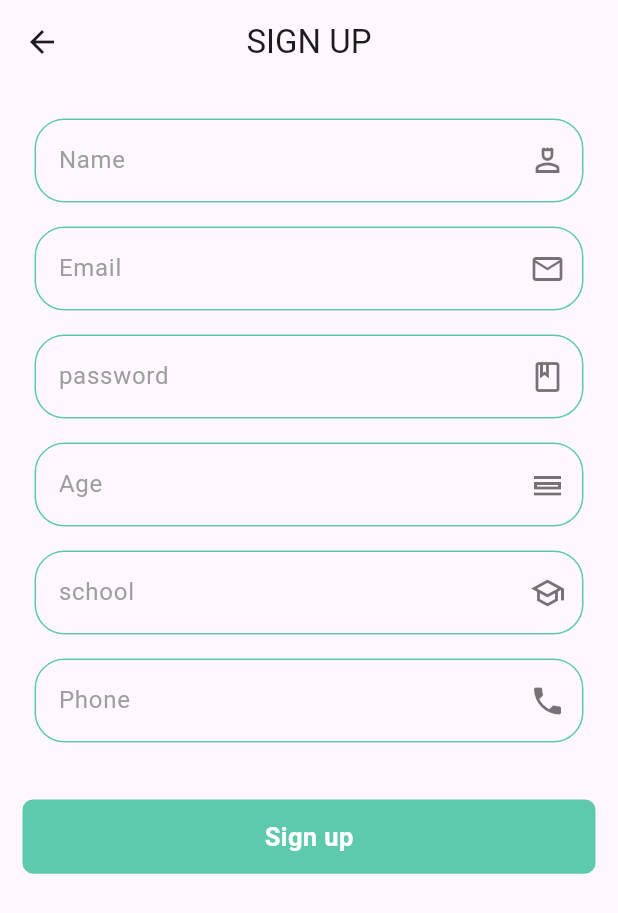
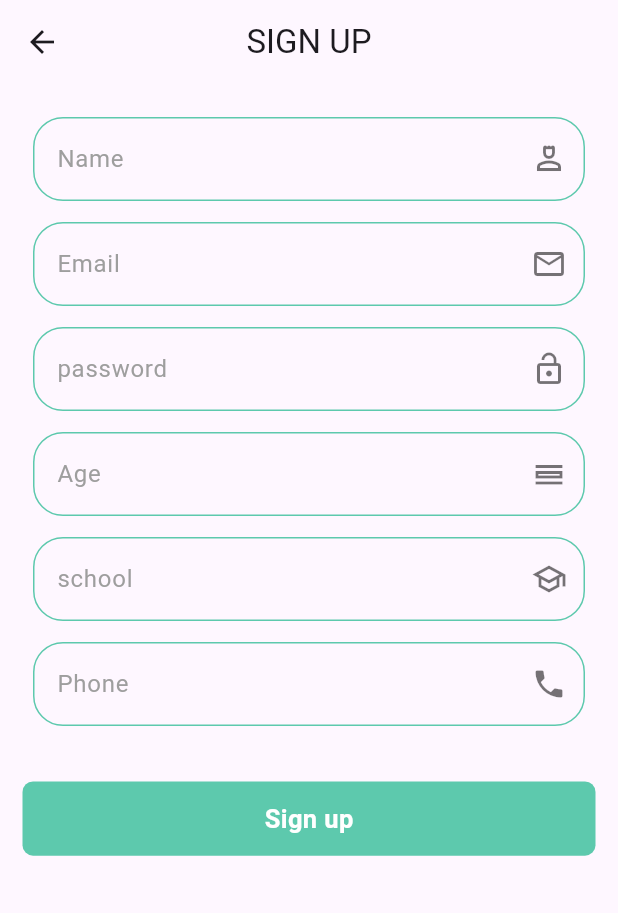
Before and after one commit to muhammed-shadil/firebase_student_login, a Flutter app: the screen it shows after launch, after a tap on "Sign up", on a phone screen of 412 x 824 dp. Shown: the top 913 px of the screen. Run offline on Flutter 3.47's test engine with Material 3 defaults, Android fonts, the light colour scheme and no system bars; our stand-ins replace another_flutter_splash_screen, bloc, cloud_firestore, firebase_auth, firebase_core, firebase_messaging and 9 more; missing offline and left inert: app_settings; accounts and stored records are empty; network calls fail.

Commit message:
final commit

```diff
--- a/lib/view/screens/deletedialoge.dart
+++ b/lib/view/screens/deletedialoge.dart
@@ -25,6 +25,7 @@ class Deletescreen extends StatelessWidget {
   final paswd =
       RegExp(r'^(?=.*?[A-Z])(?=.*?[a-z])(?=.*?[0-9])(?=.*?[!@#\$&*~]).{8,}$');
 
+  final formKey = GlobalKey<FormState>();
   @override
   Widget build(BuildContext context) {
     final authbloc = BlocProvider.of<AuthBlocBloc>(context);
@@ -43,6 +44,8 @@ class Deletescreen extends StatelessWidget {
             });
           }
           return Container(
+            child: Form(
+              key: formKey,
               child: Column(
                 children: [
                   Padding(
@@ -92,14 +95,17 @@ class Deletescreen extends StatelessWidget {
                       ),
                       ElevatedButton(
                           onPressed: () {
+                            if (formKey.currentState!.validate()) {
                               authbloc.add(DeletedEvent(
                                   email: _emailcontroller.text,
                                   password: _passwordcontroller.text));
+                            }
                           },
                           child: const Text("Delete")),
                     ],
                   )
                 ],
+              ),
             ),
           );
         },
--- a/lib/view/screens/loginscreen.dart
+++ b/lib/view/screens/loginscreen.dart
@@ -32,7 +32,6 @@ class Loginscreen extends StatelessWidget {
   final formKey = GlobalKey<FormState>();
   @override
   Widget build(BuildContext context) {
-
     return BlocBuilder<AuthBlocBloc, AuthBlocState>(
       builder: (context, state) {
         final AuthBlocBlo = BlocProvider.of<AuthBlocBloc>(context);
@@ -58,7 +57,9 @@ class Loginscreen extends StatelessWidget {
             ),
           ),
           body: SingleChildScrollView(
-            child: Form(key: formKey,autovalidateMode: AutovalidateMode.onUserInteraction,
+            child: Form(
+              key: formKey,
+              autovalidateMode: AutovalidateMode.onUserInteraction,
               child: Column(
                 children: [
                   SvgPicture.asset("assets/splsh.svg"),
@@ -67,13 +68,14 @@ class Loginscreen extends StatelessWidget {
                     style: TextStyle(fontSize: 26),
                   ),
                   const SizedBox(
-                    height: 15,
+                    height: 13,
                   ),
                   Container(
-                    padding: const EdgeInsets.all(30),
+                    padding: const EdgeInsets.symmetric(horizontal: 30,vertical: 20),
                     child: Column(
                       children: [
-                        Textfield1( validator: (value) {
+                        Textfield1(
+                          validator: (value) {
                             if (value == null || value.isEmpty) {
                               return "please enter a email";
                             } else if (!regemail.hasMatch(value)) {
@@ -87,9 +89,10 @@ class Loginscreen extends StatelessWidget {
                           hint: "Email",
                         ),
                         const SizedBox(
-                          height: 20,
+                          height: 17,
                         ),
-                        Textfield1( validator: (value) {
+                        Textfield1(
+                          validator: (value) {
                             if (value == null || value.isEmpty) {
                               return "please enter a password";
                             } else if (!paswd.hasMatch(value)) {
@@ -105,12 +108,14 @@ class Loginscreen extends StatelessWidget {
                         button1(
                             btntext: "Login",
                             onpressed: () {
+                              if (formKey.currentState!.validate()) {
                                 AuthBlocBlo.add(LoginEvent(
                                     email: _emailcontroller.text,
                                     password: _passwordcontroller.text));
+                              }
                             }),
                         const SizedBox(
-                          height: 10,
+                          height: 5,
                         ),
                         Row(
                           mainAxisAlignment: MainAxisAlignment.center,
@@ -134,33 +139,33 @@ class Loginscreen extends StatelessWidget {
                         const SizedBox(
                           height: 7,
                         ),
-                        Row(
-                          mainAxisAlignment: MainAxisAlignment.center,
-                          children: [
-                            SizedBox(
-                              width: MediaQuery.of(context).size.width * .37,
-                              child: const Divider(
-                                color: Colors.black,
-                              ),
-                            ),
-                            const Text(
-                              " OR ",
-                              style: TextStyle(color: Colors.black),
-                            ),
-                            SizedBox(
-                              width: MediaQuery.of(context).size.width * .37,
-                              child: const Divider(
-                                color: Colors.black,
-                              ),
-                            )
-                          ],
-                        ),
-                        GestureDetector(
-                            onTap: () {},
-                            child: Image.asset(
-                              "assets/4299203.webp",
-                              scale: 6,
-                            ))
+                        // Row(
+                        //   mainAxisAlignment: MainAxisAlignment.center,
+                        //   children: [
+                        //     SizedBox(
+                        //       width: MediaQuery.of(context).size.width * .37,
+                        //       child: const Divider(
+                        //         color: Colors.black,
+                        //       ),
+                        //     ),
+                        //     const Text(
+                        //       " OR ",
+                        //       style: TextStyle(color: Colors.black),
+                        //     ),
+                        //     SizedBox(
+                        //       width: MediaQuery.of(context).size.width * .37,
+                        //       child: const Divider(
+                        //         color: Colors.black,
+                        //       ),
+                        //     )
+                        //   ],
+                        // ),
+                        // GestureDetector(
+                        //     onTap: () {},
+                        //     child: Image.asset(
+                        //       "assets/4299203.webp",
+                        //       scale: 6,
+                        //     ))
                       ],
                     ),
                   )
@@ -169,7 +174,6 @@ class Loginscreen extends StatelessWidget {
             ),
           ),
         );
-
       },
     );
   }
--- a/lib/view/screens/signupscreen.dart
+++ b/lib/view/screens/signupscreen.dart
@@ -70,10 +70,12 @@ class Signupscreen extends StatelessWidget {
             child: Stack(children: [
               Container(
                 padding: const EdgeInsets.all(15),
+                child: Form(
+                  key: formKey,
                   child: Column(
                     children: [
                       Padding(
-                      padding: const EdgeInsets.all(8.0),
+                        padding: const EdgeInsets.all(7.0),
                         child: Textfield1(
                           validator: (value) {
                             if (value == null || value.isEmpty) {
@@ -90,7 +92,7 @@ class Signupscreen extends StatelessWidget {
                         ),
                       ),
                       Padding(
-                      padding: const EdgeInsets.all(8.0),
+                        padding: const EdgeInsets.all(7.0),
                         child: Textfield1(
                           validator: (value) {
                             if (value == null || value.isEmpty) {
@@ -107,7 +109,7 @@ class Signupscreen extends StatelessWidget {
                         ),
                       ),
                       Padding(
-                      padding: const EdgeInsets.all(8.0),
+                        padding: const EdgeInsets.all(7.0),
                         child: Textfield1(
                           validator: (value) {
                             if (value == null || value.isEmpty) {
@@ -120,11 +122,11 @@ class Signupscreen extends StatelessWidget {
                           },
                           controller: _passwordcontroller,
                           hint: "password",
-                        icon1: const Icon(Icons.class_outlined),
+                          icon1: const Icon(Icons.lock_open),
                         ),
                       ),
                       Padding(
-                      padding: const EdgeInsets.all(8.0),
+                        padding: const EdgeInsets.all(7.0),
                         child: Textfield1(
                           validator: (value) {
                             if (value == null || value.isEmpty) {
@@ -143,7 +145,7 @@ class Signupscreen extends StatelessWidget {
                         ),
                       ),
                       Padding(
-                      padding: const EdgeInsets.all(8.0),
+                        padding: const EdgeInsets.all(7.0),
                         child: Textfield1(
                           validator: (value) {
                             if (value == null || value.isEmpty) {
@@ -160,7 +162,7 @@ class Signupscreen extends StatelessWidget {
                         ),
                       ),
                       Padding(
-                      padding: const EdgeInsets.all(8.0),
+                        padding: const EdgeInsets.all(7.0),
                         child: Textfield1(
                           validator: (value) {
                             if (value == null || value.isEmpty) {
@@ -180,6 +182,7 @@ class Signupscreen extends StatelessWidget {
                       button1(
                         btntext: "Sign up",
                         onpressed: () {
+                          if (formKey.currentState!.validate()) {
                             StudentModel student = StudentModel(
                                 username: _namecontroller.text,
                                 password: _passwordcontroller.text,
@@ -189,9 +192,11 @@ class Signupscreen extends StatelessWidget {
                                 school: _schoolcontroller.text);
                             AuthBlocBlo.add(SignupEvent(user: student));
                             // loadingsheet(context);
+                          }
                         },
                       )
                     ],
+                  ),
                 ),
               ),
             ]),
```
Also changed, not shown: lib/view/screens/editscreen.dart (+9 -14 lines), lib/view/screens/home_screen.dart (+6 -3 lines). Lines whose indentation alone changed are shown as unchanged.
